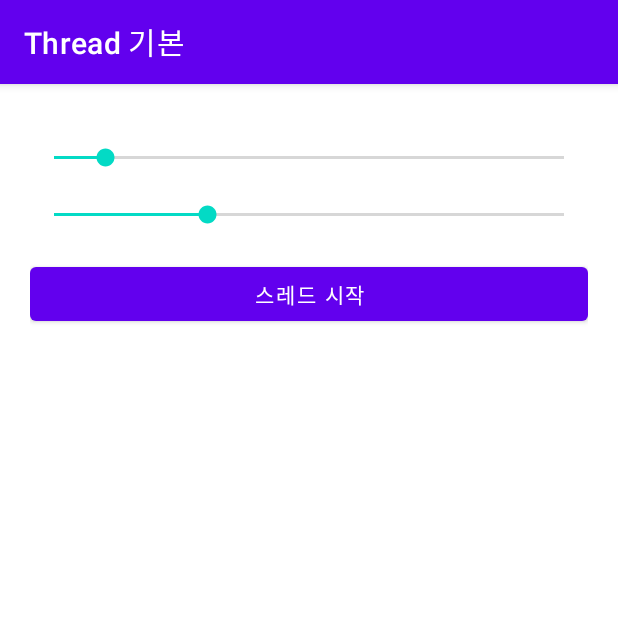
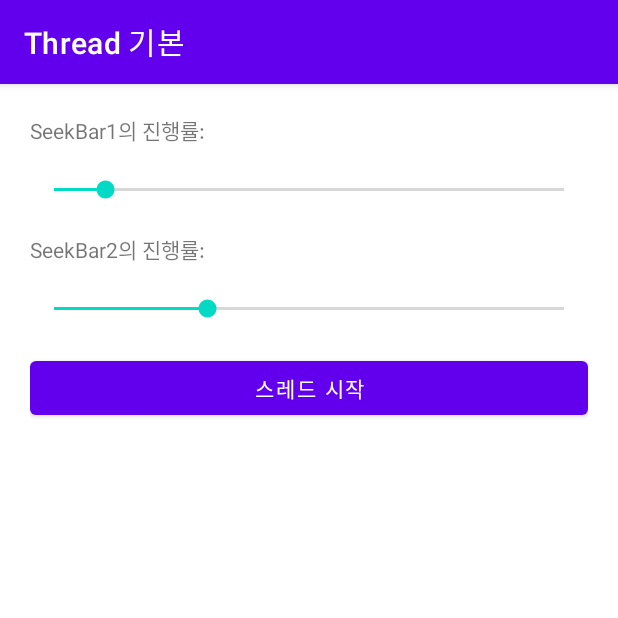
Before and after one commit to song-juyeon/Ex13_9_11, an Android app: the screen it shows after launch (MainActivity), on a phone screen of 412 x 824 dp, the top half of it. Run offline under Robolectric (Android 15) with nearby library versions, the phone set to English and light mode, and no system bars.

Commit message:
Edit activity_main.xml Commit

```diff
--- a/app/src/main/res/layout/activity_main.xml
+++ b/app/src/main/res/layout/activity_main.xml
@@ -7,13 +7,23 @@
     android:orientation="vertical"
     android:padding="20dp"
     tools:context=".MainActivity">
-
+    <TextView
+        android:id="@+id/tv1"
+        android:layout_width="match_parent"
+        android:layout_height="wrap_content"
+        android:text="@string/tv1"/>
     <SeekBar
         android:layout_marginTop="20dp"
         android:id="@+id/seek1"
         android:layout_width="match_parent"
         android:layout_height="wrap_content"
         android:progress="10"/>
+    <TextView
+        android:id="@+id/tv2"
+        android:layout_marginTop="20dp"
+        android:layout_width="match_parent"
+        android:layout_height="wrap_content"
+        android:text="@string/tv2"/>
     <SeekBar
         android:layout_marginTop="20dp"
         android:id="@+id/seek2"
--- a/app/src/main/res/values/strings.xml
+++ b/app/src/main/res/values/strings.xml
@@ -1,4 +1,6 @@
 <resources>
     <string name="app_name">Ex13_9_11</string>
     <string name="btn_start">스레드 시작</string>
+    <string name="tv1">SeekBar1의 진행률:</string>
+    <string name="tv2">SeekBar2의 진행률:</string>
 </resources>
```
